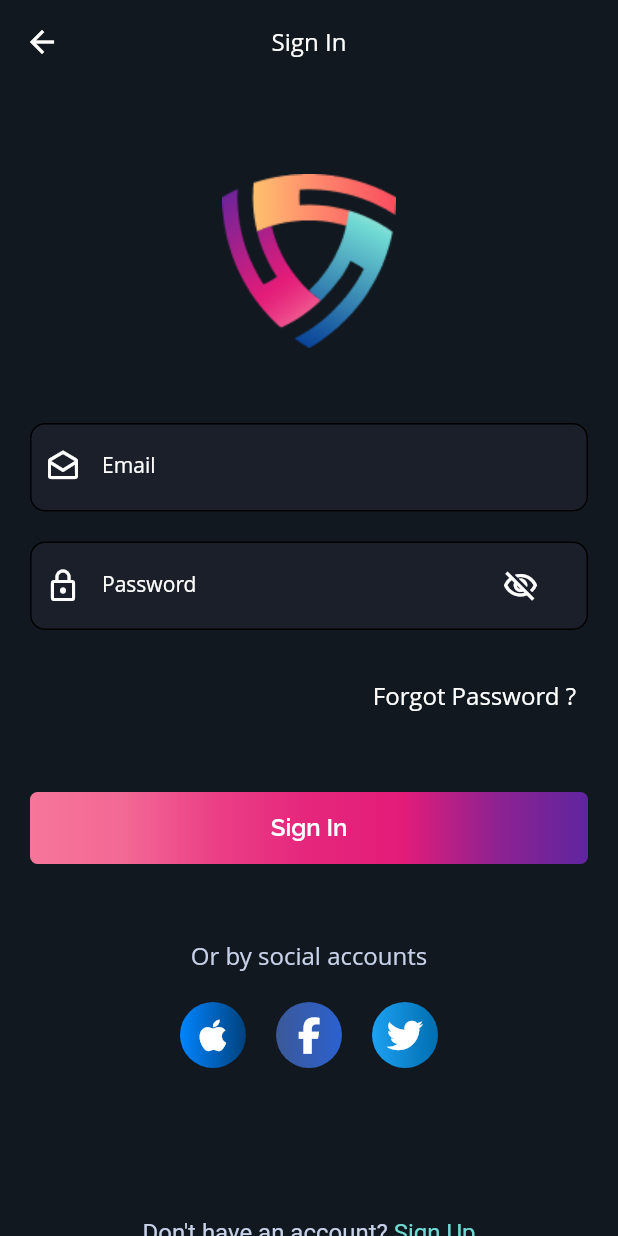
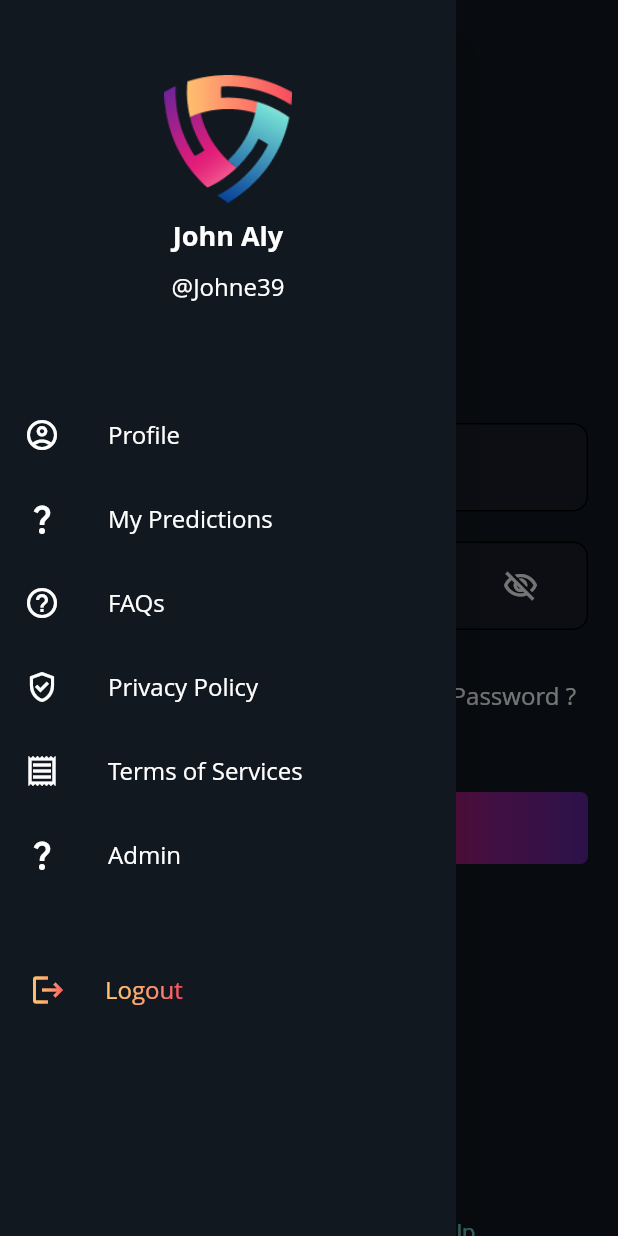
Before and after one commit to Trivergence/leagx, a Flutter app: the SigninScreen screen opened by its route, with the side drawer open (before the commit the screen has no drawer), on a phone screen of 412 x 824 dp. Run offline on Flutter 3.47's test engine with Material 2 defaults, Android fonts, the phone set to English and light mode, and no system bars; our stand-ins replace flutter_native_splash, fluttertoast, font_awesome_flutter, shared_preferences, smooth_page_indicator; accounts and stored records are empty; generated files the repository leaves out were written again.

Commit message:
implementation of screens: drawer, terms and service, faqs

```diff
--- a/lib/routes/routes.dart
+++ b/lib/routes/routes.dart
@@ -2,7 +2,9 @@ import 'package:bailbooks_defendant/ui/screens/authentication/forgot_password.da
 import 'package:bailbooks_defendant/ui/screens/authentication/reset_password.dart';
 import 'package:bailbooks_defendant/ui/screens/authentication/signin.dart';
 import 'package:bailbooks_defendant/ui/screens/authentication/signup.dart';
+import 'package:bailbooks_defendant/ui/screens/faq/faqs_screen.dart';
 import 'package:bailbooks_defendant/ui/screens/onboarding/onboarding_screen.dart';
+import 'package:bailbooks_defendant/ui/screens/terms_service/terms_service_screen.dart';
 import 'package:flutter/material.dart';
 
 class Routes {
@@ -13,6 +15,8 @@ class Routes {
   static const String signup ='/signup';
   static const String forgotPassword = '/forgotPassword';
   static const String resetPassword ='/resetPassword';
+  static const String termsService = '/termsService';
+  static const String faqs= '/faqs';
 
   Route<dynamic> generateRoutes(RouteSettings routeSettings) {
     switch (routeSettings.name) {
@@ -26,6 +30,10 @@ class Routes {
         return generateRoute(routeSettings.name!, ForgotPasswordScreen());
       case resetPassword:
         return generateRoute(routeSettings.name!, ResetPasswordScreen());
+      case termsService:
+        return generateRoute(routeSettings.name!, const TermsServiceScreen());
+      case faqs:
+        return generateRoute(routeSettings.name!, const FaqsScreen());
 
       default:
         return generateRoute(
--- a/lib/ui/screens/authentication/signin.dart
+++ b/lib/ui/screens/authentication/signin.dart
@@ -3,6 +3,7 @@ import 'package:bailbooks_defendant/constants/colors.dart';
 import 'package:bailbooks_defendant/constants/dimens.dart';
 import 'package:bailbooks_defendant/routes/routes.dart';
 import 'package:bailbooks_defendant/ui/screens/authentication/components/have_account_button.dart';
+import 'package:bailbooks_defendant/ui/screens/drawer/drawer_screen.dart';
 import 'package:bailbooks_defendant/ui/util/ui/ui_helper.dart';
 import 'package:bailbooks_defendant/ui/widgets/app_bar_widget.dart';
 import 'package:bailbooks_defendant/ui/widgets/icon_widget.dart';
@@ -25,6 +26,10 @@ class SigninScreen extends StatelessWidget {
       resizeToAvoidBottomInset: true,
       appBar: AppBarWidget(
         title: 'Sign In',
+        isDrawer: true,
+      ),
+      drawer: DrawerScreen(
+
       ),
       body: SingleChildScrollView(
         padding: const EdgeInsets.symmetric(
@@ -53,9 +58,11 @@ class SigninScreen extends StatelessWidget {
             UIHelper.verticalSpaceMedium,
             Align(
               alignment: Alignment.centerRight,
-              child: TextButtonWidget(text: 'Forgot Password ?', onPressed: () {
-                Navigator.pushNamed(context, Routes.forgotPassword);
-              }),
+              child: TextButtonWidget(
+                  text: 'Forgot Password ?',
+                  onPressed: () {
+                    Navigator.pushNamed(context, Routes.forgotPassword);
+                  }),
             ),
             UIHelper.verticalSpaceLarge,
             MainButton(
--- /dev/null
+++ b/lib/ui/screens/drawer/components/drawer_tile.dart
@@ -0,0 +1,26 @@
+import 'package:bailbooks_defendant/ui/widgets/icon_widget.dart';
+import 'package:bailbooks_defendant/ui/widgets/text_widget.dart';
+import 'package:flutter/material.dart';
+
+class DrawerTile extends StatelessWidget {
+  final IconData icon;
+  final String title;
+  final VoidCallback onTap;
+  const DrawerTile({
+    Key? key,
+    required this.icon,
+    required this.title,
+    required this.onTap,
+  }) : super(key: key);
+
+  @override
+  Widget build(BuildContext context) {
+    return ListTile(
+      onTap: onTap,
+      leading: IconWidget(iconData: icon),
+      title: TextWidget(
+        text: title,
+      ),
+    );
+  }
+}
--- /dev/null
+++ b/lib/ui/screens/drawer/drawer_screen.dart
@@ -0,0 +1,98 @@
+import 'package:bailbooks_defendant/constants/assets.dart';
+import 'package:bailbooks_defendant/constants/colors.dart';
+import 'package:bailbooks_defendant/routes/routes.dart';
+import 'package:bailbooks_defendant/ui/screens/drawer/components/drawer_tile.dart';
+import 'package:bailbooks_defendant/ui/util/ui/ui_helper.dart';
+import 'package:bailbooks_defendant/ui/widgets/gradient_widget.dart';
+import 'package:bailbooks_defendant/ui/widgets/text_widget.dart';
+import 'package:flutter/material.dart';
+
+class DrawerScreen extends StatelessWidget {
+  const DrawerScreen({Key? key}) : super(key: key);
+
+  @override
+  Widget build(BuildContext context) {
+    return Drawer(
+      backgroundColor: AppColors.colorBackground,
+      child: ListView(
+        children: [
+          UIHelper.verticalSpaceXL,
+          Center(
+            child: Column(
+              children: [
+                Container(
+                  height: 85.0,
+                  width: 85.0,
+                  decoration: const BoxDecoration(shape: BoxShape.circle),
+                  child: Image.asset(Assets.appLogo),
+                ),
+                UIHelper.verticalSpaceSmall,
+                const TextWidget(
+                  text: 'John Aly',
+                  fontWeight: FontWeight.w700,
+                  textSize: 18,
+                ),
+                UIHelper.verticalSpaceSmall,
+                const TextWidget(
+                  text: '@Johne39',
+                ),
+              ],
+            ),
+          ),
+          UIHelper.verticalSpace(60.0),
+          DrawerTile(
+            icon: Icons.account_circle_outlined,
+            title: 'Profile',
+            onTap: () {},
+          ),
+          DrawerTile(
+            icon: Icons.question_mark,
+            title: 'My Predictions',
+            onTap: () {},
+          ),
+          DrawerTile(
+            icon: Icons.help_outline,
+            title: 'FAQs',
+            onTap: () {},
+          ),
+          DrawerTile(
+            icon: Icons.gpp_good_outlined,
+            title: 'Privacy Policy',
+            onTap: () {},
+          ),
+          DrawerTile(
+            icon: Icons.receipt_outlined,
+            title: 'Terms of Services',
+            onTap: () {
+              Navigator.pushNamed(context, Routes.termsService);
+            },
+          ),
+          DrawerTile(
+            icon: Icons.question_mark,
+            title: 'Admin',
+            onTap: () {},
+          ),
+          UIHelper.verticalSpaceXL,
+          GestureDetector(
+            child: Padding(
+              padding: const EdgeInsets.only(left: 20.0),
+              child: Row(
+                children: [
+                  const GradientWidget(
+                    child: Icon(Icons.logout),
+                  ),
+                  UIHelper.horizontalSpace(26.0),
+                  const GradientWidget(
+                    child: TextWidget(
+                      text: 'Logout',
+                    ),
+                  ),
+                ],
+              ),
+            ),
+          ),
+        ],
+      ),
+    );
+  }
+}
--- a/lib/ui/widgets/app_bar_widget.dart
+++ b/lib/ui/widgets/app_bar_widget.dart
@@ -1,4 +1,5 @@
 import 'package:bailbooks_defendant/constants/colors.dart';
+import 'package:bailbooks_defendant/ui/util/validation/validation_utils.dart';
 import 'package:bailbooks_defendant/ui/widgets/text_widget.dart';
 import 'package:flutter/material.dart';
 
@@ -7,22 +8,30 @@ class AppBarWidget extends StatelessWidget with PreferredSizeWidget {
   final Widget? trailing;
   final bool isDrawer;
 
-  AppBarWidget({
-    Key? key,
-    required this.title,
-    this.trailing,
-    this.isDrawer = false,
-  }) : super(key: key);
+
+  AppBarWidget(
+      {Key? key,
+      required this.title,
+      this.trailing,
+      this.isDrawer = false,
+      })
+      : super(key: key);
 
   @override
   Widget build(BuildContext context) {
     return AppBar(
       centerTitle: true,
       elevation: 0.0,
-      leading: isDrawer
-          ? const Icon(
-              Icons.notes,
-              color: AppColors.colorWhite,
+      automaticallyImplyLeading: false,
+      leading: isDrawer?
+           IconButton(
+              icon: const Icon(
+                Icons.notes,
+                color: AppColors.colorWhite,
+              ),
+              onPressed: () {
+                Scaffold.of(context).openDrawer();
+              },
             )
           : IconButton(
               icon: const Icon(
--- /dev/null
+++ b/lib/ui/widgets/gradient_widget.dart
@@ -0,0 +1,32 @@
+import 'package:flutter/material.dart';
+
+class GradientWidget extends StatelessWidget {
+  const GradientWidget({
+    Key? key,
+    required this.child,
+    this.gradient = const LinearGradient(
+      colors: [
+        Color(0xFFFFC56E),
+        Color(0xFFFFB36E),
+        Color(0xFFFF8D6D),
+        Color(0xFFF8485E),
+      ],
+    ),
+    this.style,
+  }) : super(key: key);
+
+  final Widget child;
+  final TextStyle? style;
+  final Gradient gradient;
+
+  @override
+  Widget build(BuildContext context) {
+    return ShaderMask(
+      blendMode: BlendMode.srcIn,
+      shaderCallback: (bounds) => gradient.createShader(
+        Rect.fromLTWH(0, 0, bounds.width, bounds.height),
+      ),
+      child: child,
+    );
+  }
+}
```
Also changed, not shown: lib/ui/screens/authentication/signup.dart (+9 -3 lines), lib/ui/screens/faq/components/faqs_tile.dart (added, +57 -0 lines), lib/ui/screens/faq/faqs_screen.dart (added, +56 -0 lines), lib/ui/screens/terms_service/terms_service_screen.dart (added, +91 -0 lines), lib/ui/widgets/gradient_border_button.dart (added, +52 -0 lines).
